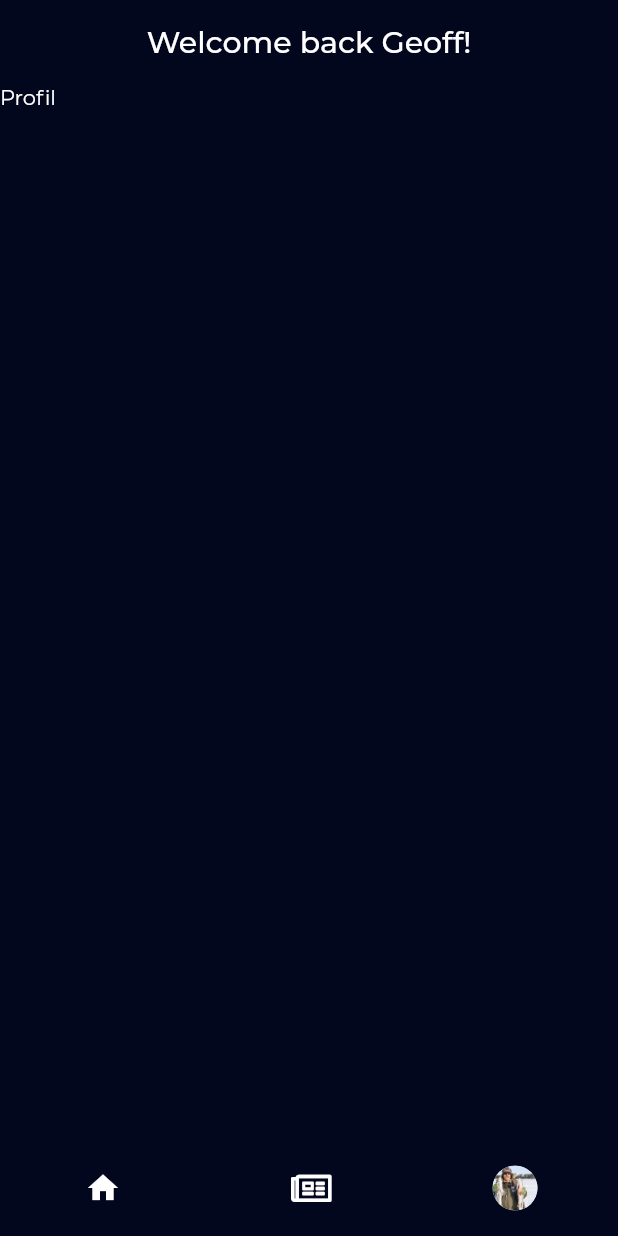
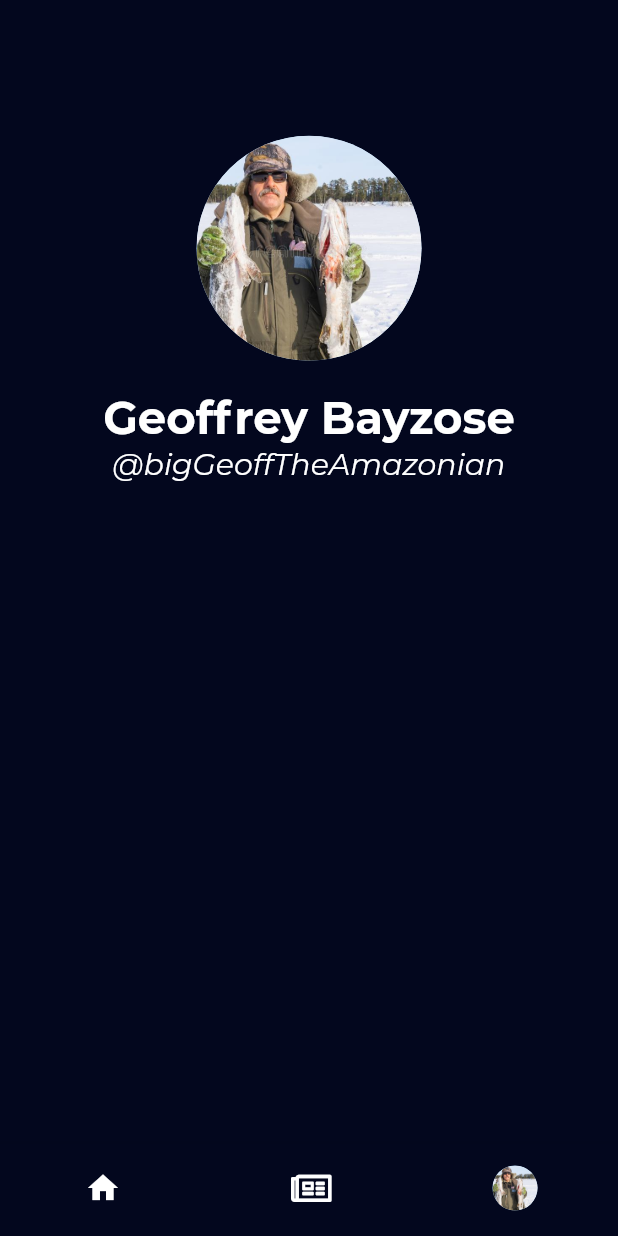
Before and after one commit to tomislavmiksik/good-news-app, a Flutter app: the screen it shows after launch, item 3 of the bottom bar chosen, on a phone screen of 412 x 824 dp. Run offline on Flutter 3.47's test engine with Material 2 defaults, Android fonts, the light colour scheme and no system bars; our stand-ins replace extended_image, font_awesome_flutter; missing offline and left inert: flutter_web_browser; network calls fail; project files that could hold a hidden picture were left out.

Commit message:
profile screen touch up

```diff
--- a/lib/screens/profile_screen.dart
+++ b/lib/screens/profile_screen.dart
@@ -4,9 +4,43 @@ class ProfileScreen extends StatelessWidget {
   static const routePath = '/profile';
 
   ProfileScreen({Key? key}) : super(key: key);
-
+  //this shit is a concept end me
   @override
   Widget build(BuildContext context) {
-    return Container(child: Text('Profil'),);
+    return SingleChildScrollView(
+      child: Column(
+        children: [
+          Container(
+            height: 300,
+            alignment: Alignment.center,
+            color: Colors.transparent,
+            child: Column(
+              mainAxisAlignment: MainAxisAlignment.center,
+              children: const [
+                CircleAvatar(
+                  backgroundImage: AssetImage('assets/images/geoff.jpg'),
+                  radius: 75,
+                ),
+                SizedBox(height: 20),
+                Text(
+                  'Geoffrey Bayzose',
+                  style: TextStyle(
+                    fontSize: 30,
+                    fontWeight: FontWeight.bold,
+                  ),
+                ),
+                Text(
+                  '@bigGeoffTheAmazonian',
+                  style: TextStyle(
+                    fontSize: 20,
+                    fontStyle: FontStyle.italic
+                  ),
+                ),
+              ],
+            ),
+          ),
+        ],
+      ),
+    );
   }
 }
--- a/lib/screens/tabs_screen.dart
+++ b/lib/screens/tabs_screen.dart
@@ -53,10 +53,10 @@ class _State extends State<TabsScreen> {
         shadowColor: Colors.transparent,
         foregroundColor: Colors.transparent,
         elevation: 0,
-        title: const Text(
+        title: _selectedIndex == 0 ? const Text(
           'Welcome back Geoff!',
           style: TextStyle(color: Colors.white),
-        ),
+        ) : null,
       ),
       body: pages[_selectedIndex],
       bottomNavigationBar: BottomNavigationBar(
```
Also changed, not shown: lib/appbars/profile_appbar.dart (added, +20 -0 lines), lib/screens/home_screen.dart (+19 -45 lines).
